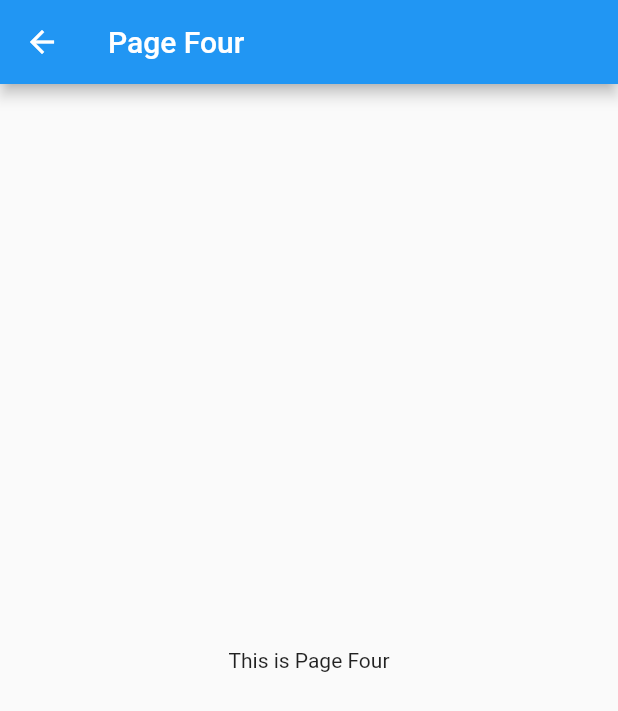
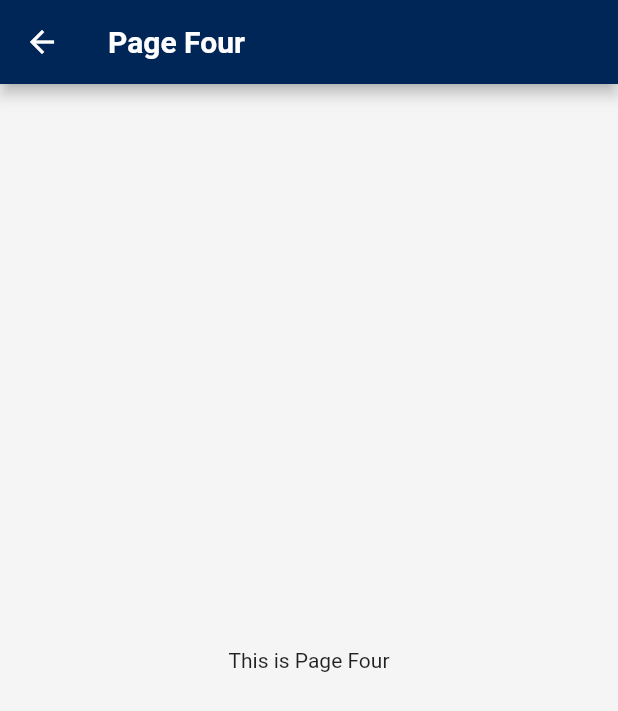
Before and after one commit to johannesmhl/tud-mobile, a Flutter app: the screen it shows after launch, after a tap on "Campus Navigator", on a phone screen of 412 x 824 dp. Shown: the top 711 px of the screen. Run offline on Flutter 3.47's test engine with Material 2 defaults, Android fonts, the phone set to English and light mode, and no system bars.

Commit message:
added 'pages' folder. Improved overall code usability

```diff
--- a/lib/main.dart
+++ b/lib/main.dart
@@ -1,4 +1,9 @@
 import 'package:flutter/material.dart';
+import 'package:tudmobile/pages/CampusNavigator.dart';
+import 'package:tudmobile/pages/HomePage.dart';
+import 'package:tudmobile/pages/MeinStudiumPage.dart';
+import 'package:tudmobile/pages/NewsPage.dart';
+import 'package:tudmobile/pages/TimeManagementPage.dart';
 
 void main() => runApp(const MyApp());
 
@@ -11,116 +16,33 @@ class MyApp extends StatelessWidget {
     return MaterialApp(
       title: _title,
       theme: ThemeData(
+        primaryColor: const Color(0xFF002557),
         primarySwatch: Colors.blue,
+        scaffoldBackgroundColor: const Color(0xFFF5F5F5),
+        appBarTheme: const AppBarTheme(
+          backgroundColor: Color(0xFF002557), // Change app bar background color
+          titleTextStyle: TextStyle(
+            color: Colors.white, // Change app bar title text color
+            fontSize: 20, // Adjust title text size if needed
+            fontWeight: FontWeight.bold, // Apply font weight if desired
+          ),
+        ),
+        elevatedButtonTheme: ElevatedButtonThemeData(
+          style: ElevatedButton.styleFrom(
+            foregroundColor: Colors.white,
+            primary:
+                const Color(0xFF002557), // Change ElevatedButton text color
+          ),
+        ),
       ),
       initialRoute: '/',
       routes: {
         '/': (context) => const MyHomePage(),
-        '/page1': (context) => const TimeManagmentPage(),
-        '/page2': (context) => const MeinStudiumPage(),
-        '/page3': (context) => const NewsPage(),
-        '/page4': (context) => const PageFour(),
+        '/time-managment': (context) => const TimeManagmentPage(),
+        '/mein-studium': (context) => const MeinStudiumPage(),
+        '/news': (context) => const NewsPage(),
+        '/campus-navigator': (context) => const CampusNavigatorPage(),
       },
     );
   }
 }
-
-class MyHomePage extends StatelessWidget {
-  const MyHomePage({Key? key}) : super(key: key);
-
-  @override
-  Widget build(BuildContext context) {
-    return Scaffold(
-      appBar: AppBar(
-        title: const Text('TUD Mobile'),
-      ),
-      body: Center(
-        child: Column(
-          mainAxisAlignment: MainAxisAlignment.center,
-          children: <Widget>[
-            buildClickableButton(context, 'Time Managment', '/page1'),
-            buildClickableButton(context, 'Mein Studium', '/page2'),
-            buildClickableButton(context, 'Neuigkeiten', '/page3'),
-            buildClickableButton(context, 'Campus Navigator', '/page4'),
-          ],
-        ),
-      ),
-    );
-  }
-
-  Widget buildClickableButton(BuildContext context, String text, String route) {
-    return Padding(
-      padding: const EdgeInsets.all(10.0),
-      child: ElevatedButton(
-        onPressed: () {
-          Navigator.pushNamed(context, route);
-        },
-        child: Text(text, style: const TextStyle(fontSize: 24)), // Text size),
-      ),
-    );
-  }
-}
-
-class TimeManagmentPage extends StatelessWidget {
-  const TimeManagmentPage({Key? key}) : super(key: key);
-
-  @override
-  Widget build(BuildContext context) {
-    return Scaffold(
-      appBar: AppBar(
-        title: const Text('Page One'),
-      ),
-      body: Center(
-        child: const Text('This is Page One'),
-      ),
-    );
-  }
-}
-
-class MeinStudiumPage extends StatelessWidget {
-  const MeinStudiumPage({Key? key}) : super(key: key);
-
-  @override
-  Widget build(BuildContext context) {
-    return Scaffold(
-      appBar: AppBar(
-        title: const Text('Mein Studium'),
-      ),
-      body: Center(
-        child: const Text('This is Page Two'),
-      ),
-    );
-  }
-}
-
-class NewsPage extends StatelessWidget {
-  const NewsPage({Key? key}) : super(key: key);
-
-  @override
-  Widget build(BuildContext context) {
-    return Scaffold(
-      appBar: AppBar(
-        title: const Text('Page Three'),
-      ),
-      body: Center(
-        child: const Text('This is Page Three'),
-      ),
-    );
-  }
-}
-
-class PageFour extends StatelessWidget {
-  const PageFour({Key? key}) : super(key: key);
-
-  @override
-  Widget build(BuildContext context) {
-    return Scaffold(
-      appBar: AppBar(
-        title: const Text('Page Four'),
-      ),
-      body: Center(
-        child: const Text('This is Page Four'),
-      ),
-    );
-  }
-}
--- /dev/null
+++ b/lib/pages/CampusNavigator.dart
@@ -0,0 +1,17 @@
+import 'package:flutter/material.dart';
+
+class CampusNavigatorPage extends StatelessWidget {
+  const CampusNavigatorPage({Key? key}) : super(key: key);
+
+  @override
+  Widget build(BuildContext context) {
+    return Scaffold(
+      appBar: AppBar(
+        title: const Text('Page Four'),
+      ),
+      body: Center(
+        child: const Text('This is Page Four'),
+      ),
+    );
+  }
+}
--- /dev/null
+++ b/lib/pages/HomePage.dart
@@ -0,0 +1,38 @@
+import 'package:flutter/material.dart';
+
+class MyHomePage extends StatelessWidget {
+  const MyHomePage({Key? key}) : super(key: key);
+
+  @override
+  Widget build(BuildContext context) {
+    return Scaffold(
+      appBar: AppBar(
+        title: const Text('TUD Mobile'),
+      ),
+      body: Center(
+        child: Column(
+          mainAxisAlignment: MainAxisAlignment.center,
+          children: <Widget>[
+            buildClickableButton(context, 'Time Managment', '/time-managment'),
+            buildClickableButton(context, 'Mein Studium', '/mein-studium'),
+            buildClickableButton(context, 'Neuigkeiten', '/news'),
+            buildClickableButton(
+                context, 'Campus Navigator', '/campus-navigator'),
+          ],
+        ),
+      ),
+    );
+  }
+
+  Widget buildClickableButton(BuildContext context, String text, String route) {
+    return Padding(
+      padding: const EdgeInsets.all(9.0),
+      child: ElevatedButton(
+        onPressed: () {
+          Navigator.pushNamed(context, route);
+        },
+        child: Text(text, style: const TextStyle(fontSize: 20)), // Text size),
+      ),
+    );
+  }
+}
--- /dev/null
+++ b/lib/pages/MeinStudiumPage.dart
@@ -0,0 +1,17 @@
+import 'package:flutter/material.dart';
+
+class MeinStudiumPage extends StatelessWidget {
+  const MeinStudiumPage({Key? key}) : super(key: key);
+
+  @override
+  Widget build(BuildContext context) {
+    return Scaffold(
+      appBar: AppBar(
+        title: const Text('Mein Studium'),
+      ),
+      body: Center(
+        child: const Text('This is Page Two'),
+      ),
+    );
+  }
+}
--- /dev/null
+++ b/lib/pages/NewsPage.dart
@@ -0,0 +1,17 @@
+import 'package:flutter/material.dart';
+
+class NewsPage extends StatelessWidget {
+  const NewsPage({Key? key}) : super(key: key);
+
+  @override
+  Widget build(BuildContext context) {
+    return Scaffold(
+      appBar: AppBar(
+        title: const Text('Page Three'),
+      ),
+      body: Center(
+        child: const Text('This is Page Three'),
+      ),
+    );
+  }
+}
--- /dev/null
+++ b/lib/pages/TimeManagementPage.dart
@@ -0,0 +1,17 @@
+import 'package:flutter/material.dart';
+
+class TimeManagmentPage extends StatelessWidget {
+  const TimeManagmentPage({Key? key}) : super(key: key);
+
+  @override
+  Widget build(BuildContext context) {
+    return Scaffold(
+      appBar: AppBar(
+        title: const Text('Page One'),
+      ),
+      body: Center(
+        child: const Text('This is Page One'),
+      ),
+    );
+  }
+}
```
